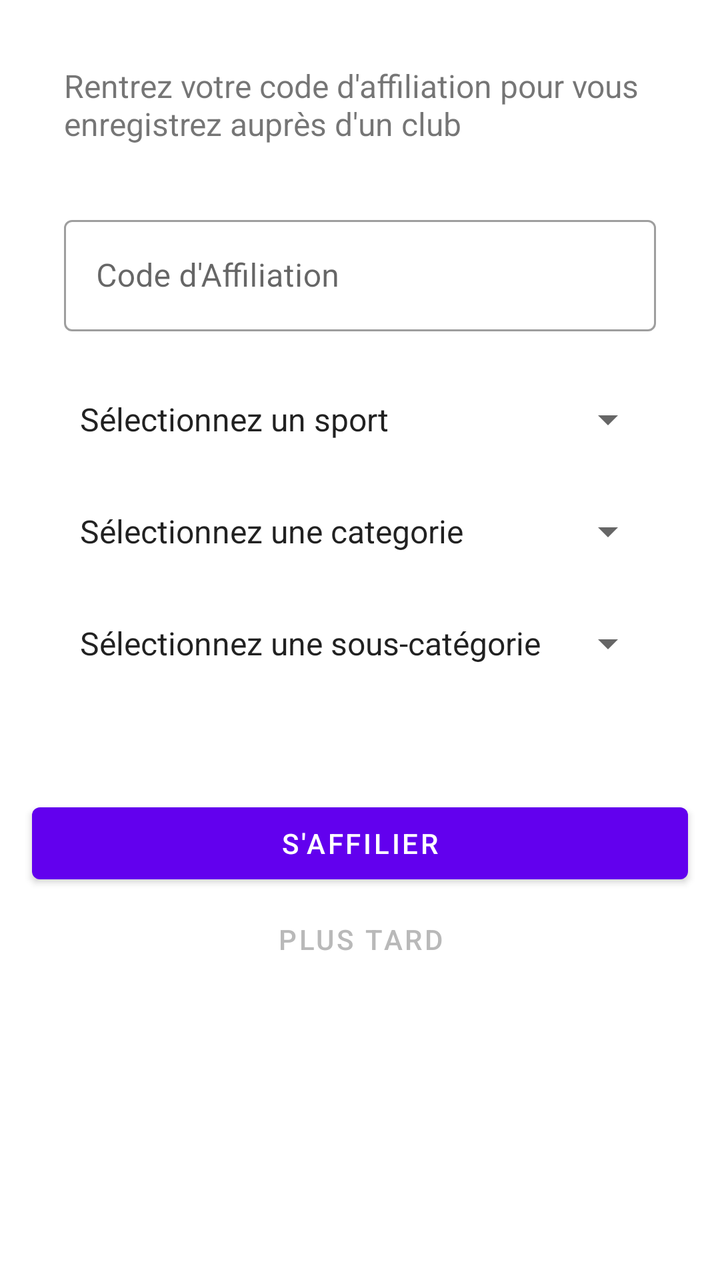
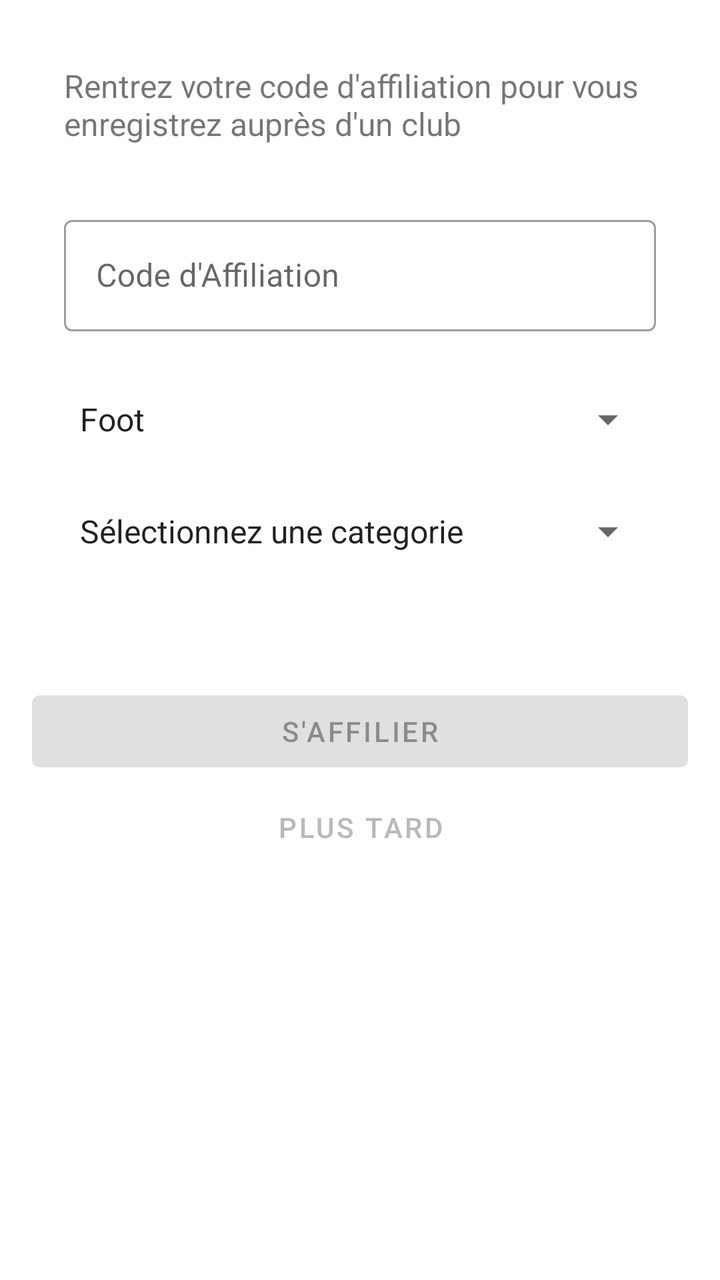

The first picture is an Android layout as it rendered before a commit; the second is the same layout after the commit. The layout source and the unified diff follow.
<!-- AndroidManifest.xml: application theme AppTheme -->
<!-- res/layout/fragment_affiliation_request.xml -->
<?xml version="1.0" encoding="utf-8"?>
<LinearLayout xmlns:android="http://schemas.android.com/apk/res/android"
    xmlns:tools="http://schemas.android.com/tools"
    android:layout_width="match_parent"
    android:layout_height="match_parent"
    android:orientation="vertical"
    tools:context=".fragments.secondary.AffiliationRequestFragment">

    <ProgressBar
        android:id="@+id/loginProgressBar"
        style="?android:attr/progressBarStyleHorizontal"
        android:layout_width="match_parent"
        android:layout_height="wrap_content"
        android:layout_marginTop="0dp"
        android:indeterminate="true"
        android:indeterminateBehavior="cycle"
        android:indeterminateTint="@color/colorPrimary"
        android:visibility="invisible" />

    <com.google.android.material.textview.MaterialTextView
        android:layout_width="wrap_content"
        android:layout_height="wrap_content"
        android:layout_marginStart="32dp"
        android:layout_marginTop="16dp"
        android:layout_marginEnd="32dp"
        android:text="@string/affiliationTextDesc"
        android:textSize="16sp" />

    <com.google.android.material.textfield.TextInputLayout
        android:id="@+id/affiliationCodeLayout"
        style="@style/Widget.MaterialComponents.TextInputLayout.OutlinedBox"
        android:layout_width="match_parent"
        android:layout_height="wrap_content"
        android:layout_marginStart="32dp"
        android:layout_marginTop="32dp"
        android:layout_marginEnd="32dp"
        android:hint="@string/affiliation_code_text">

        <com.google.android.material.textfield.TextInputEditText
            android:id="@+id/affiliationCodeInput"
            android:layout_width="match_parent"
            android:layout_height="wrap_content"
            android:inputType="text" />

    </com.google.android.material.textfield.TextInputLayout>

    <androidx.appcompat.widget.AppCompatSpinner
        android:id="@+id/sportSpinner"
        android:layout_width="match_parent"
        android:layout_height="wrap_content"
        android:layout_marginStart="32dp"
        android:layout_marginTop="32dp"
        android:layout_marginEnd="32dp"
        android:entries="@array/sportList" />

    <androidx.appcompat.widget.AppCompatSpinner
        android:id="@+id/categorySpinner"
        android:layout_width="match_parent"
        android:layout_height="wrap_content"
        android:layout_marginStart="32dp"
        android:layout_marginTop="32dp"
        android:layout_marginEnd="32dp"
        android:entries="@array/categoryList" />

    <androidx.appcompat.widget.AppCompatSpinner
        android:id="@+id/subCategorySpinner"
        android:layout_width="match_parent"
        android:layout_height="wrap_content"
        android:layout_marginStart="32dp"
        android:layout_marginTop="32dp"
        android:layout_marginEnd="32dp"
        android:entries="@array/subCategoryList" />

    <com.google.android.material.button.MaterialButton
        android:id="@+id/affiliateButton"
        android:layout_width="match_parent"
        android:layout_height="wrap_content"
        android:layout_marginStart="16dp"
        android:layout_marginTop="64dp"
        android:layout_marginEnd="16dp"
        android:text="@string/affiliate"
        android:textAlignment="center" />


    <TextView
        android:id="@+id/affiliationLaterAffiliate"
        style="@style/Widget.MaterialComponents.Button.TextButton"
        android:layout_width="match_parent"
        android:layout_height="wrap_content"
        android:layout_marginStart="64dp"
        android:layout_marginTop="0dp"
        android:layout_marginEnd="64dp"
        android:text="@string/laterTextButton"
        android:textColor="@color/colorDiscreet" />

</LinearLayout>
<!-- resources referenced by this layout -->
<resources>
  <string-array name="categoryList">
          <item>@string/categoryChoice</item>
          <item>U09</item>
          <item>U13</item>
          <item>U16</item>
          <item>U19</item>
          <item>U21</item>
          <item>Senior</item>
      </string-array>
  <string-array name="sportList">
          <item>@string/sportChoice</item>
          <item>Football</item>
      </string-array>
  <string-array name="subCategoryList">
          <item>@string/subCategoryChoice</item>
          <item>Loisir</item>
          <item>Élite</item>
          <item>District</item>
          <item>Régional</item>
          <item>National</item>
      </string-array>
  <color name="colorDiscreet">#B9B9B9</color>
  <color name="colorPrimary">#6200EE</color>
  <string name="affiliate">S\'affilier</string>
  <string name="affiliationTextDesc">Rentrez votre code d\'affiliation pour vous enregistrez auprès d\'un club</string>
  <string name="affiliation_code_text">Code d\'Affiliation</string>
  <string name="laterTextButton">Plus tard</string>
  <style name="AppTheme" parent="Theme.MaterialComponents.Light.DarkActionBar">
          
          <item name="colorPrimary">@color/colorPrimary</item>
          <item name="colorPrimaryDark">@color/colorPrimaryDark</item>
          <item name="colorAccent">@color/colorAccent</item>
      </style>
  <string name="categoryChoice">Sélectionnez une categorie</string>
  <string name="sportChoice">Sélectionnez un sport</string>
  <string name="subCategoryChoice">Sélectionnez une sous-catégorie</string>
  <color name="colorPrimaryDark">#3700B3</color>
  <color name="colorAccent">#03DAC5</color>
</resources>

<!-- the commit's change to res/layout/fragment_affiliation_request.xml (unified diff, before → after) -->
@@ -7,7 +7,7 @@
     tools:context=".fragments.secondary.AffiliationRequestFragment">
 
     <ProgressBar
-        android:id="@+id/loginProgressBar"
+        android:id="@+id/affiliationProgressBar"
         style="?android:attr/progressBarStyleHorizontal"
         android:layout_width="match_parent"
         android:layout_height="wrap_content"
@@ -51,6 +51,7 @@
         android:layout_marginStart="32dp"
         android:layout_marginTop="32dp"
         android:layout_marginEnd="32dp"
+        android:spinnerMode="dialog"
         android:entries="@array/sportList" />
 
     <androidx.appcompat.widget.AppCompatSpinner
@@ -60,6 +61,7 @@
         android:layout_marginStart="32dp"
         android:layout_marginTop="32dp"
         android:layout_marginEnd="32dp"
+        android:spinnerMode="dialog"
         android:entries="@array/categoryList" />
 
     <androidx.appcompat.widget.AppCompatSpinner
@@ -69,6 +71,8 @@
         android:layout_marginStart="32dp"
         android:layout_marginTop="32dp"
         android:layout_marginEnd="32dp"
+        android:spinnerMode="dialog"
+        android:visibility="gone"
         android:entries="@array/subCategoryList" />
 
     <com.google.android.material.button.MaterialButton
@@ -78,6 +82,7 @@
         android:layout_marginStart="16dp"
         android:layout_marginTop="64dp"
         android:layout_marginEnd="16dp"
+        android:enabled="false"
         android:text="@string/affiliate"
         android:textAlignment="center" />
 
<!-- resource entries referenced after the edit -->
@@ -2,24 +2,25 @@
 <resources>
   <string-array name="categoryList">
           <item>@string/categoryChoice</item>
-          <item>U09</item>
-          <item>U13</item>
-          <item>U16</item>
+          
+          
+          
           <item>U19</item>
           <item>U21</item>
           <item>Senior</item>
       </string-array>
   <string-array name="sportList">
-          <item>@string/sportChoice</item>
-          <item>Football</item>
+          <item>Foot</item>
       </string-array>
   <string-array name="subCategoryList">
           <item>@string/subCategoryChoice</item>
-          <item>Loisir</item>
-          <item>Élite</item>
-          <item>District</item>
-          <item>Régional</item>
-          <item>National</item>
+          
+          
+          
+          
+          
+          
+          
       </string-array>
   <color name="colorDiscreet">#B9B9B9</color>
   <color name="colorPrimary">#6200EE</color>
@@ -34,7 +35,6 @@
           <item name="colorAccent">@color/colorAccent</item>
       </style>
   <string name="categoryChoice">Sélectionnez une categorie</string>
-  <string name="sportChoice">Sélectionnez un sport</string>
   <string name="subCategoryChoice">Sélectionnez une sous-catégorie</string>
   <color name="colorPrimaryDark">#3700B3</color>
   <color name="colorAccent">#03DAC5</color>
